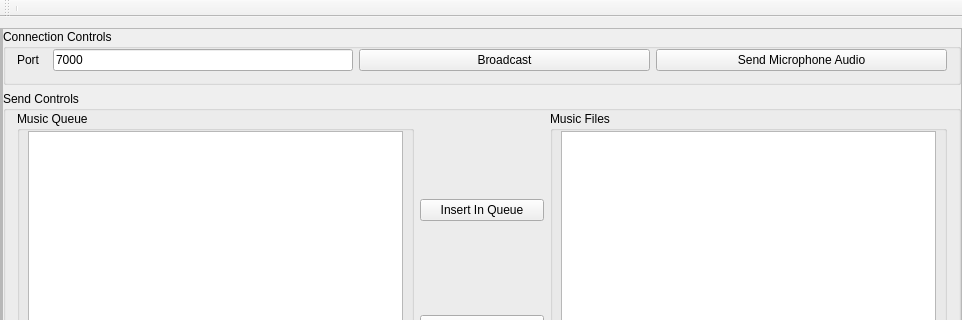
Qt form UI/multiserver.ui (JaegarSarauer/CommAudio) before a commit; both pictures show x 0 to 962 and y 0 to 320 of the 962 by 606 pixel window.
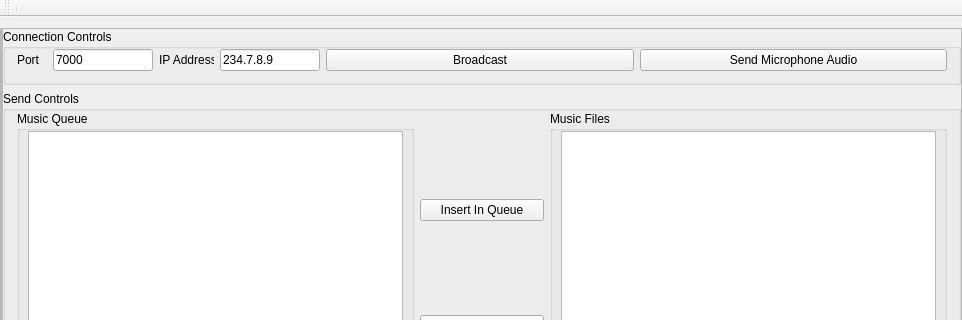
The same form after that commit.

```diff
--- a/UI/multiserver.ui
+++ b/UI/multiserver.ui
@@ -154,7 +154,7 @@
                 <widget class="QLineEdit" name="linePort">
                  <property name="maximumSize">
                   <size>
-                   <width>300</width>
+                   <width>100</width>
                    <height>16777215</height>
                   </size>
                  </property>
@@ -163,6 +163,32 @@
                  </property>
                 </widget>
                </item>
+               <item>
+                <widget class="QLabel" name="label_2">
+                 <property name="maximumSize">
+                  <size>
+                   <width>55</width>
+                   <height>16777215</height>
+                  </size>
+                 </property>
+                 <property name="text">
+                  <string>IP Address</string>
+                 </property>
+                </widget>
+               </item>
+               <item>
+                <widget class="QLineEdit" name="IPLine">
+                 <property name="maximumSize">
+                  <size>
+                   <width>100</width>
+                   <height>16777215</height>
+                  </size>
+                 </property>
+                 <property name="text">
+                  <string>234.7.8.9</string>
+                 </property>
+                </widget>
+               </item>
                <item>
                 <layout class="QHBoxLayout" name="horizontalLayout_9">
                  <item>
```
